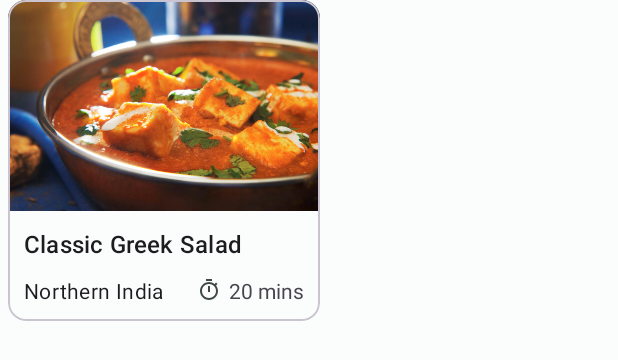
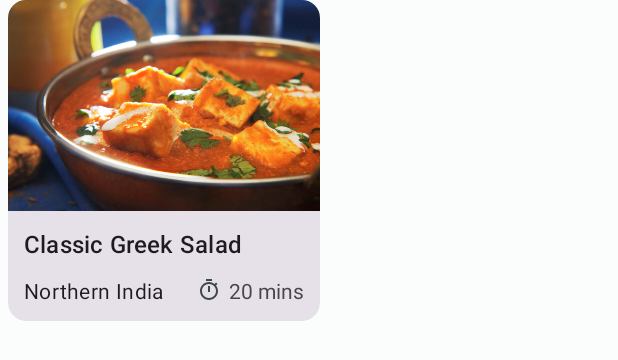
Before and after one commit to CheeseCake-Team/ChickenMasala, an Android app: the layout item_recipes.xml on its own in the app's theme, with its tools: preview values and no code run, on a phone screen of 412 x 824 dp. Shown: the top 360 px of the screen. Run offline under Robolectric (Android 15) with nearby library versions, the phone set to English and light mode, and no system bars; network calls fail.

Commit message:
change card type

```diff
--- a/app/src/main/res/layout/item_recipes.xml
+++ b/app/src/main/res/layout/item_recipes.xml
@@ -2,6 +2,7 @@
     xmlns:app="http://schemas.android.com/apk/res-auto"
     xmlns:tools="http://schemas.android.com/tools"
     android:id="@+id/card"
+    style="@style/Widget.Material3.CardView.Filled"
     android:layout_width="wrap_content"
     android:layout_height="wrap_content"
     android:layout_marginHorizontal="@dimen/_4sdp">
```
